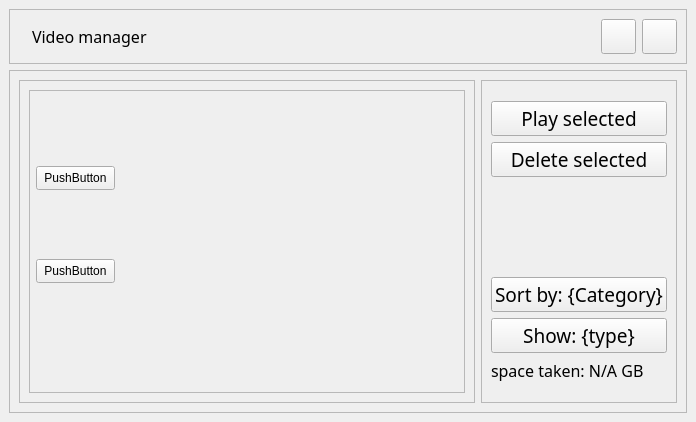
Above: uis/videoManager.ui from QBoff/YouTube-Video-Downloader before the change. Below: the same form after it.
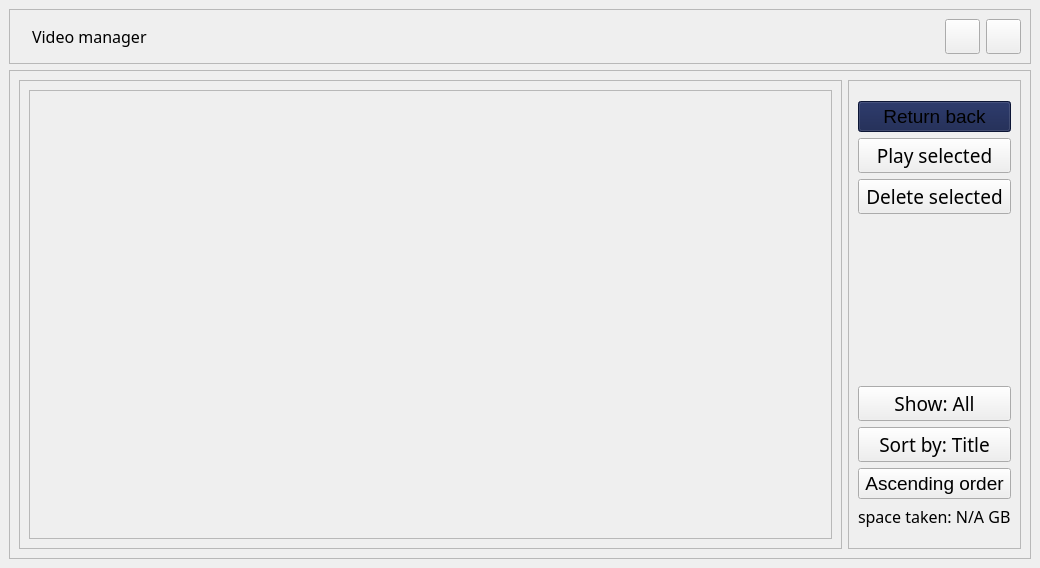
That is the form after the change. Icons and pictures are not drawn.

```diff
--- a/uis/videoManager.ui
+++ b/uis/videoManager.ui
@@ -6,8 +6,8 @@
    <rect>
     <x>0</x>
     <y>0</y>
-    <width>696</width>
-    <height>422</height>
+    <width>1040</width>
+    <height>568</height>
    </rect>
   </property>
   <property name="windowTitle">
@@ -196,36 +196,10 @@
               <rect>
                <x>0</x>
                <y>0</y>
-               <width>445</width>
-               <height>263</height>
+               <width>805</width>
+               <height>443</height>
               </rect>
              </property>
-             <widget class="QPushButton" name="pushButton_2">
-              <property name="geometry">
-               <rect>
-                <x>6</x>
-                <y>75</y>
-                <width>79</width>
-                <height>24</height>
-               </rect>
-              </property>
-              <property name="text">
-               <string>PushButton</string>
-              </property>
-             </widget>
-             <widget class="QPushButton" name="pushButton">
-              <property name="geometry">
-               <rect>
-                <x>6</x>
-                <y>168</y>
-                <width>79</width>
-                <height>24</height>
-               </rect>
-              </property>
-              <property name="text">
-               <string>PushButton</string>
-              </property>
-             </widget>
             </widget>
            </widget>
           </item>
@@ -253,6 +227,27 @@
           <property name="bottomMargin">
            <number>20</number>
           </property>
+          <item>
+           <widget class="QPushButton" name="pushButton_3">
+            <property name="font">
+             <font>
+              <family>Arial</family>
+              <pointsize>14</pointsize>
+             </font>
+            </property>
+            <property name="styleSheet">
+             <string notr="true">background-color: #111D4A;
+border-bottom: 2px solid #8789C0;</string>
+            </property>
+            <property name="text">
+             <string>Return back</string>
+            </property>
+            <property name="icon">
+             <iconset>
+              <normaloff>../icons/arrow-left.png</normaloff>../icons/arrow-left.png</iconset>
+            </property>
+           </widget>
+          </item>
           <item>
            <widget class="QPushButton" name="playSelectedButton">
             <property name="sizePolicy">
@@ -304,25 +299,6 @@
             </property>
            </spacer>
           </item>
-          <item>
-           <widget class="QPushButton" name="sortingButton">
-            <property name="sizePolicy">
-             <sizepolicy hsizetype="Minimum" vsizetype="Maximum">
-              <horstretch>0</horstretch>
-              <verstretch>0</verstretch>
-             </sizepolicy>
-            </property>
-            <property name="font">
-             <font>
-              <family>Arial,Helvetica,sans-serif</family>
-              <pointsize>14</pointsize>
-             </font>
-            </property>
-            <property name="text">
-             <string>Sort by: {Category}</string>
-            </property>
-           </widget>
-          </item>
           <item>
            <widget class="QPushButton" name="showingButton">
             <property name="sizePolicy">
@@ -338,7 +314,38 @@
              </font>
             </property>
             <property name="text">
-             <string>Show: {type}</string>
+             <string>Show: All</string>
+            </property>
+           </widget>
+          </item>
+          <item>
+           <widget class="QPushButton" name="sortingButton">
+            <property name="sizePolicy">
+             <sizepolicy hsizetype="Minimum" vsizetype="Maximum">
+              <horstretch>0</horstretch>
+              <verstretch>0</verstretch>
+             </sizepolicy>
+            </property>
+            <property name="font">
+             <font>
+              <family>Arial,Helvetica,sans-serif</family>
+              <pointsize>14</pointsize>
+             </font>
+            </property>
+            <property name="text">
+             <string>Sort by: Title</string>
+            </property>
+           </widget>
+          </item>
+          <item>
+           <widget class="QPushButton" name="orderButton">
+            <property name="font">
+             <font>
+              <pointsize>14</pointsize>
+             </font>
+            </property>
+            <property name="text">
+             <string>Ascending order</string>
             </property>
            </widget>
           </item>
```
Left out of the diff: 2 changed lines with no effect on the pictures.
